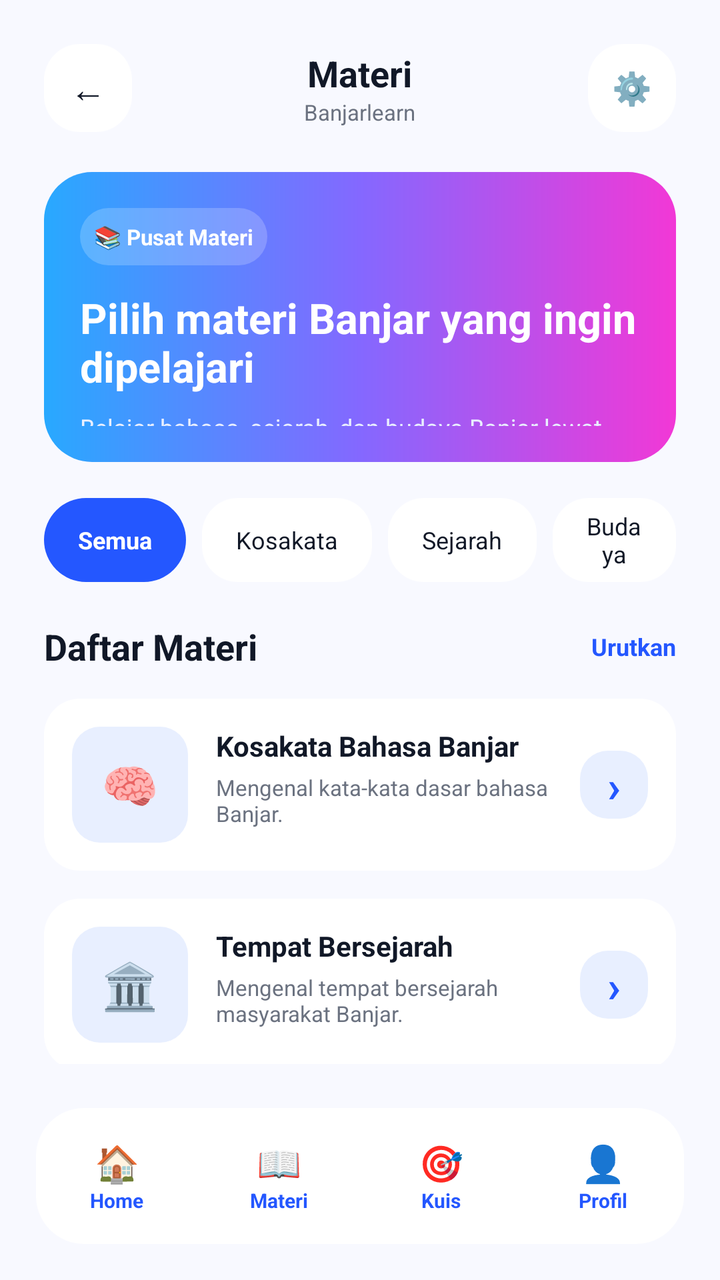
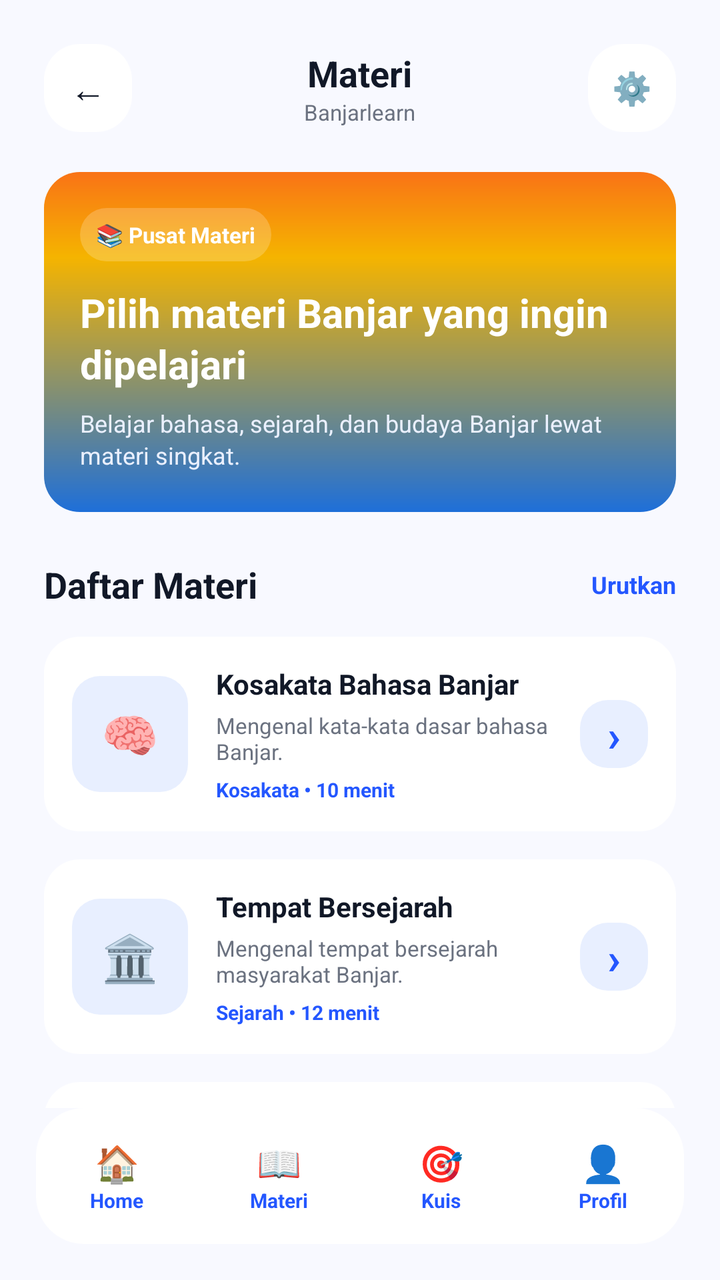

Screens rendered from an Android XML layout before and after an edit, with the pre-edit source and the edit as a unified diff.
<!-- AndroidManifest.xml: application theme Theme.Banjarlearn -->
<!-- res/layout/activity_materi.xml -->
<?xml version="1.0" encoding="utf-8"?>
<FrameLayout xmlns:android="http://schemas.android.com/apk/res/android"
    android:id="@+id/main"
    android:layout_width="match_parent"
    android:layout_height="match_parent"
    android:background="#F8F9FF">

    
    <ScrollView
        android:id="@+id/pageMateri"
        android:layout_width="match_parent"
        android:layout_height="match_parent"
        android:layout_marginBottom="86dp"
        android:padding="22dp"
        android:scrollbars="none">

        <LinearLayout
            android:layout_width="match_parent"
            android:layout_height="wrap_content"
            android:orientation="vertical">

            <LinearLayout
                android:layout_width="match_parent"
                android:layout_height="44dp"
                android:gravity="center_vertical"
                android:orientation="horizontal">

                <TextView
                    android:layout_width="44dp"
                    android:layout_height="44dp"
                    android:background="@drawable/bg_white_round"
                    android:gravity="center"
                    android:text="←"
                    android:textColor="#111827"
                    android:textSize="18sp" />

                <LinearLayout
                    android:layout_width="0dp"
                    android:layout_height="wrap_content"
                    android:layout_weight="1"
                    android:gravity="center"
                    android:orientation="vertical">

                    <TextView
                        android:layout_width="wrap_content"
                        android:layout_height="wrap_content"
                        android:text="Materi"
                        android:textColor="#111827"
                        android:textSize="18sp"
                        android:textStyle="bold" />

                    <TextView
                        android:layout_width="wrap_content"
                        android:layout_height="wrap_content"
                        android:text="Banjarlearn"
                        android:textColor="#6B7280"
                        android:textSize="11sp" />
                </LinearLayout>

                <TextView
                    android:layout_width="44dp"
                    android:layout_height="44dp"
                    android:background="@drawable/bg_white_round"
                    android:gravity="center"
                    android:text="⚙️"
                    android:textSize="16sp" />
            </LinearLayout>

            <LinearLayout
                android:layout_width="match_parent"
                android:layout_height="145dp"
                android:layout_marginTop="20dp"
                android:background="@drawable/bg_gradient_card"
                android:orientation="vertical"
                android:padding="18dp">

                <TextView
                    android:layout_width="wrap_content"
                    android:layout_height="wrap_content"
                    android:background="@drawable/bg_chip_transparent"
                    android:padding="7dp"
                    android:text="📚 Pusat Materi"
                    android:textColor="#FFFFFF"
                    android:textSize="11sp"
                    android:textStyle="bold" />

                <TextView
                    android:layout_width="280dp"
                    android:layout_height="wrap_content"
                    android:layout_marginTop="12dp"
                    android:text="Pilih materi Banjar yang ingin dipelajari"
                    android:textColor="#FFFFFF"
                    android:textSize="21sp"
                    android:textStyle="bold" />

                <TextView
                    android:layout_width="280dp"
                    android:layout_height="wrap_content"
                    android:layout_marginTop="8dp"
                    android:text="Belajar bahasa, sejarah, dan budaya Banjar lewat materi singkat."
                    android:textColor="#EAF0FF"
                    android:textSize="12sp" />
            </LinearLayout>

            <LinearLayout
                android:layout_width="match_parent"
                android:layout_height="42dp"
                android:layout_marginTop="18dp"
                android:orientation="horizontal">

                <TextView
                    android:layout_width="wrap_content"
                    android:layout_height="match_parent"
                    android:background="@drawable/bg_blue_chip"
                    android:gravity="center"
                    android:paddingStart="17dp"
                    android:paddingEnd="17dp"
                    android:text="Semua"
                    android:textColor="#FFFFFF"
                    android:textSize="12sp"
                    android:textStyle="bold" />

                <TextView
                    android:layout_width="wrap_content"
                    android:layout_height="match_parent"
                    android:layout_marginStart="8dp"
                    android:background="@drawable/bg_white_round"
                    android:gravity="center"
                    android:paddingStart="17dp"
                    android:paddingEnd="17dp"
                    android:text="Kosakata"
                    android:textColor="#111827"
                    android:textSize="12sp" />

                <TextView
                    android:layout_width="wrap_content"
                    android:layout_height="match_parent"
                    android:layout_marginStart="8dp"
                    android:background="@drawable/bg_white_round"
                    android:gravity="center"
                    android:paddingStart="17dp"
                    android:paddingEnd="17dp"
                    android:text="Sejarah"
                    android:textColor="#111827"
                    android:textSize="12sp" />

                <TextView
                    android:layout_width="wrap_content"
                    android:layout_height="match_parent"
                    android:layout_marginStart="8dp"
                    android:background="@drawable/bg_white_round"
                    android:gravity="center"
                    android:paddingStart="17dp"
                    android:paddingEnd="17dp"
                    android:text="Budaya"
                    android:textColor="#111827"
                    android:textSize="12sp" />
            </LinearLayout>

            <LinearLayout
                android:layout_width="match_parent"
                android:layout_height="wrap_content"
                android:layout_marginTop="20dp"
                android:gravity="center_vertical"
                android:orientation="horizontal">

                <TextView
                    android:layout_width="0dp"
                    android:layout_height="wrap_content"
                    android:layout_weight="1"
                    android:text="Daftar Materi"
                    android:textColor="#111827"
                    android:textSize="18sp"
                    android:textStyle="bold" />

                <TextView
                    android:layout_width="wrap_content"
                    android:layout_height="wrap_content"
                    android:text="Urutkan"
                    android:textColor="#2457FF"
                    android:textSize="12sp"
                    android:textStyle="bold" />
            </LinearLayout>

            <LinearLayout
                android:layout_width="match_parent"
                android:layout_height="86dp"
                android:layout_marginTop="14dp"
                android:background="@drawable/bg_white_round"
                android:gravity="center_vertical"
                android:orientation="horizontal"
                android:padding="14dp">

                <TextView
                    android:layout_width="58dp"
                    android:layout_height="58dp"
                    android:background="@drawable/bg_light_blue_round"
                    android:gravity="center"
                    android:text="🧠"
                    android:textSize="23sp" />

                <LinearLayout
                    android:layout_width="0dp"
                    android:layout_height="wrap_content"
                    android:layout_marginStart="14dp"
                    android:layout_weight="1"
                    android:orientation="vertical">

                    <TextView
                        android:layout_width="wrap_content"
                        android:layout_height="wrap_content"
                        android:text="Kosakata Bahasa Banjar"
                        android:textColor="#111827"
                        android:textSize="14sp"
                        android:textStyle="bold" />

                    <TextView
                        android:layout_width="wrap_content"
                        android:layout_height="wrap_content"
                        android:layout_marginTop="4dp"
                        android:text="Mengenal kata-kata dasar bahasa Banjar."
                        android:textColor="#6B7280"
                        android:textSize="11sp" />

                    <TextView
                        android:layout_width="wrap_content"
                        android:layout_height="wrap_content"
                        android:layout_marginTop="5dp"
                        android:text="Kosakata • 10 menit"
                        android:textColor="#2457FF"
                        android:textSize="10sp"
                        android:textStyle="bold" />
                </LinearLayout>

                <TextView
                    android:layout_width="34dp"
                    android:layout_height="34dp"
                    android:background="@drawable/bg_light_blue_round"
                    android:gravity="center"
                    android:text="›"
                    android:textColor="#2457FF"
                    android:textSize="22sp"
                    android:textStyle="bold" />
            </LinearLayout>

            <LinearLayout
                android:layout_width="match_parent"
                android:layout_height="86dp"
                android:layout_marginTop="14dp"
                android:background="@drawable/bg_white_round"
                android:gravity="center_vertical"
                android:orientation="horizontal"
                android:padding="14dp">

                <TextView
                    android:layout_width="58dp"
                    android:layout_height="58dp"
                    android:background="@drawable/bg_light_blue_round"
                    android:gravity="center"
                    android:text="🏛️"
                    android:textSize="23sp" />

                <LinearLayout
                    android:layout_width="0dp"
                    android:layout_height="wrap_content"
                    android:layout_marginStart="14dp"
                    android:layout_weight="1"
                    android:orientation="vertical">

                    <TextView
                        android:layout_width="wrap_content"
                        android:layout_height="wrap_content"
                        android:text="Tempat Bersejarah"
                        android:textColor="#111827"
                        android:textSize="14sp"
                        android:textStyle="bold" />

                    <TextView
                        android:layout_width="wrap_content"
                        android:layout_height="wrap_content"
                        android:layout_marginTop="4dp"
                        android:text="Mengenal tempat bersejarah masyarakat Banjar."
                        android:textColor="#6B7280"
                        android:textSize="11sp" />

                    <TextView
                        android:layout_width="wrap_content"
                        android:layout_height="wrap_content"
                        android:layout_marginTop="5dp"
                        android:text="Sejarah • 12 menit"
                        android:textColor="#2457FF"
                        android:textSize="10sp"
                        android:textStyle="bold" />
                </LinearLayout>

                <TextView
                    android:layout_width="34dp"
                    android:layout_height="34dp"
                    android:background="@drawable/bg_light_blue_round"
                    android:gravity="center"
                    android:text="›"
                    android:textColor="#2457FF"
                    android:textSize="22sp"
                    android:textStyle="bold" />
            </LinearLayout>

            <LinearLayout
                android:layout_width="match_parent"
                android:layout_height="86dp"
                android:layout_marginTop="14dp"
                android:background="@drawable/bg_white_round"
                android:gravity="center_vertical"
                android:orientation="horizontal"
                android:padding="14dp">

                <TextView
                    android:layout_width="58dp"
                    android:layout_height="58dp"
                    android:background="@drawable/bg_light_blue_round"
                    android:gravity="center"
                    android:text="🎭"
                    android:textSize="23sp" />

                <LinearLayout
                    android:layout_width="0dp"
                    android:layout_height="wrap_content"
                    android:layout_marginStart="14dp"
                    android:layout_weight="1"
                    android:orientation="vertical">

                    <TextView
                        android:layout_width="wrap_content"
                        android:layout_height="wrap_content"
                        android:text="Budaya Banjar"
                        android:textColor="#111827"
                        android:textSize="14sp"
                        android:textStyle="bold" />

                    <TextView
                        android:layout_width="wrap_content"
                        android:layout_height="wrap_content"
                        android:layout_marginTop="4dp"
                        android:text="Belajar adat, tradisi, dan kesenian Banjar."
                        android:textColor="#6B7280"
                        android:textSize="11sp" />

                    <TextView
                        android:layout_width="wrap_content"
                        android:layout_height="wrap_content"
                        android:layout_marginTop="5dp"
                        android:text="Budaya • 15 menit"
                        android:textColor="#2457FF"
                        android:textSize="10sp"
                        android:textStyle="bold" />
                </LinearLayout>

                <TextView
                    android:layout_width="34dp"
                    android:layout_height="34dp"
                    android:background="@drawable/bg_light_blue_round"
                    android:gravity="center"
                    android:text="›"
                    android:textColor="#2457FF"
                    android:textSize="22sp"
                    android:textStyle="bold" />
            </LinearLayout>
        </LinearLayout>
    </ScrollView>


    
    <LinearLayout
        android:layout_width="match_parent"
        android:layout_height="68dp"
        android:layout_gravity="bottom"
        android:layout_marginStart="18dp"
        android:layout_marginEnd="18dp"
        android:layout_marginBottom="18dp"
        android:background="@drawable/bg_bottom_nav"
        android:gravity="center"
        android:orientation="horizontal"
        android:weightSum="4">

        <LinearLayout
            android:id="@+id/navHome"
            android:layout_width="0dp"
            android:layout_height="match_parent"
            android:layout_weight="1"
            android:gravity="center"
            android:orientation="vertical">

            <TextView
                android:layout_width="wrap_content"
                android:layout_height="wrap_content"
                android:text="🏠"
                android:textSize="18sp" />

            <TextView
                android:layout_width="wrap_content"
                android:layout_height="wrap_content"
                android:text="Home"
                android:textColor="#2457FF"
                android:textSize="10sp"
                android:textStyle="bold" />
        </LinearLayout>

        <LinearLayout
            android:id="@+id/navMateri"
            android:layout_width="0dp"
            android:layout_height="match_parent"
            android:layout_weight="1"
            android:gravity="center"
            android:orientation="vertical">

            <TextView
                android:layout_width="wrap_content"
                android:layout_height="wrap_content"
                android:text="📖"
                android:textSize="18sp" />

            <TextView
                android:layout_width="wrap_content"
                android:layout_height="wrap_content"
                android:text="Materi"
                android:textColor="#2457FF"
                android:textSize="10sp"
                android:textStyle="bold" />
        </LinearLayout>

        <LinearLayout
            android:id="@+id/navKuis"
            android:layout_width="0dp"
            android:layout_height="match_parent"
            android:layout_weight="1"
            android:gravity="center"
            android:orientation="vertical">

            <TextView
                android:layout_width="wrap_content"
                android:layout_height="wrap_content"
                android:text="🎯"
                android:textSize="18sp" />

            <TextView
                android:layout_width="wrap_content"
                android:layout_height="wrap_content"
                android:text="Kuis"
                android:textColor="#2457FF"
                android:textSize="10sp"
                android:textStyle="bold" />
        </LinearLayout>

        <LinearLayout
            android:id="@+id/navProfil"
            android:layout_width="0dp"
            android:layout_height="match_parent"
            android:layout_weight="1"
            android:gravity="center"
            android:orientation="vertical">

            <TextView
                android:layout_width="wrap_content"
                android:layout_height="wrap_content"
                android:text="👤"
                android:textSize="18sp" />

            <TextView
                android:layout_width="wrap_content"
                android:layout_height="wrap_content"
                android:text="Profil"
                android:textColor="#2457FF"
                android:textSize="10sp"
                android:textStyle="bold" />
        </LinearLayout>
    </LinearLayout>

</FrameLayout>
<!-- resources referenced by this layout -->
<resources>
  <!-- drawable bg_blue_chip (drawable) -->
  <shape xmlns:android="http://schemas.android.com/apk/res/android">
      <solid android:color="#2457FF" />
      <corners android:radius="100dp" />
  </shape>
  <!-- drawable bg_bottom_nav (drawable) -->
  <shape xmlns:android="http://schemas.android.com/apk/res/android">
      <solid android:color="#FFFFFF" />
      <corners android:radius="24dp" />
  </shape>
  <!-- drawable bg_chip_transparent (drawable) -->
  <shape xmlns:android="http://schemas.android.com/apk/res/android">
      <solid android:color="#33FFFFFF" />
      <corners android:radius="100dp" />
  </shape>
  <!-- drawable bg_gradient_card (drawable) -->
  <shape xmlns:android="http://schemas.android.com/apk/res/android">
      <gradient
          android:startColor="#28A9FF"
          android:centerColor="#8468FF"
          android:endColor="#F238D6"
          android:angle="0" />
      <corners android:radius="24dp" />
  </shape>
  <!-- drawable bg_light_blue_round (drawable) -->
  <shape xmlns:android="http://schemas.android.com/apk/res/android">
      <solid android:color="#E8EFFF" />
      <corners android:radius="14dp" />
  </shape>
  <!-- drawable bg_white_round (drawable) -->
  <shape xmlns:android="http://schemas.android.com/apk/res/android">
      <solid android:color="#FFFFFF" />
      <corners android:radius="18dp" />
  </shape>
  <style name="Theme.Banjarlearn" parent="Base.Theme.Banjarlearn" />
  <style name="Base.Theme.Banjarlearn" parent="Theme.Material3.DayNight.NoActionBar">
          
          
      </style>
</resources>

<!-- the commit's change to res/layout/activity_materi.xml (unified diff, before → after) -->
@@ -11,14 +11,21 @@
         android:layout_width="match_parent"
         android:layout_height="match_parent"
         android:layout_marginBottom="86dp"
-        android:padding="22dp"
+        android:paddingStart="22dp"
+        android:paddingTop="22dp"
+        android:paddingEnd="22dp"
+        android:paddingBottom="32dp"
+        android:fillViewport="true"
+        android:clipToPadding="false"
         android:scrollbars="none">
 
         <LinearLayout
             android:layout_width="match_parent"
             android:layout_height="wrap_content"
-            android:orientation="vertical">
-
+            android:orientation="vertical"
+            android:paddingBottom="70dp">
+
+            
             <LinearLayout
                 android:layout_width="match_parent"
                 android:layout_height="44dp"
@@ -66,101 +73,57 @@
                     android:textSize="16sp" />
             </LinearLayout>
 
-            <LinearLayout
-                android:layout_width="match_parent"
-                android:layout_height="145dp"
+            
+            <LinearLayout
+                android:layout_width="match_parent"
+                android:layout_height="wrap_content"
+                android:minHeight="170dp"
                 android:layout_marginTop="20dp"
                 android:background="@drawable/bg_gradient_card"
                 android:orientation="vertical"
-                android:padding="18dp">
+                android:paddingStart="18dp"
+                android:paddingTop="18dp"
+                android:paddingEnd="18dp"
+                android:paddingBottom="18dp">
 
                 <TextView
                     android:layout_width="wrap_content"
                     android:layout_height="wrap_content"
                     android:background="@drawable/bg_chip_transparent"
-                    android:padding="7dp"
+                    android:paddingStart="8dp"
+                    android:paddingTop="6dp"
+                    android:paddingEnd="8dp"
+                    android:paddingBottom="6dp"
                     android:text="📚 Pusat Materi"
                     android:textColor="#FFFFFF"
                     android:textSize="11sp"
                     android:textStyle="bold" />
 
                 <TextView
-                    android:layout_width="280dp"
+                    android:layout_width="match_parent"
                     android:layout_height="wrap_content"
                     android:layout_marginTop="12dp"
                     android:text="Pilih materi Banjar yang ingin dipelajari"
                     android:textColor="#FFFFFF"
-                    android:textSize="21sp"
-                    android:textStyle="bold" />
-
-                <TextView
-                    android:layout_width="280dp"
+                    android:textSize="20sp"
+                    android:textStyle="bold"
+                    android:lineSpacingExtra="2dp" />
+
+                <TextView
+                    android:layout_width="match_parent"
                     android:layout_height="wrap_content"
                     android:layout_marginTop="8dp"
                     android:text="Belajar bahasa, sejarah, dan budaya Banjar lewat materi singkat."
                     android:textColor="#EAF0FF"
-                    android:textSize="12sp" />
-            </LinearLayout>
-
-            <LinearLayout
-                android:layout_width="match_parent"
-                android:layout_height="42dp"
-                android:layout_marginTop="18dp"
-                android:orientation="horizontal">
-
-                <TextView
-                    android:layout_width="wrap_content"
-                    android:layout_height="match_parent"
-                    android:background="@drawable/bg_blue_chip"
-                    android:gravity="center"
-                    android:paddingStart="17dp"
-                    android:paddingEnd="17dp"
-                    android:text="Semua"
-                    android:textColor="#FFFFFF"
                     android:textSize="12sp"
-                    android:textStyle="bold" />
-
-                <TextView
-                    android:layout_width="wrap_content"
-                    android:layout_height="match_parent"
-                    android:layout_marginStart="8dp"
-                    android:background="@drawable/bg_white_round"
-                    android:gravity="center"
-                    android:paddingStart="17dp"
-                    android:paddingEnd="17dp"
-                    android:text="Kosakata"
-                    android:textColor="#111827"
-                    android:textSize="12sp" />
-
-                <TextView
-                    android:layout_width="wrap_content"
-                    android:layout_height="match_parent"
-                    android:layout_marginStart="8dp"
-                    android:background="@drawable/bg_white_round"
-                    android:gravity="center"
-                    android:paddingStart="17dp"
-                    android:paddingEnd="17dp"
-                    android:text="Sejarah"
-                    android:textColor="#111827"
-                    android:textSize="12sp" />
-
-                <TextView
-                    android:layout_width="wrap_content"
-                    android:layout_height="match_parent"
-                    android:layout_marginStart="8dp"
-                    android:background="@drawable/bg_white_round"
-                    android:gravity="center"
-                    android:paddingStart="17dp"
-                    android:paddingEnd="17dp"
-                    android:text="Budaya"
-                    android:textColor="#111827"
-                    android:textSize="12sp" />
-            </LinearLayout>
-
-            <LinearLayout
-                android:layout_width="match_parent"
-                android:layout_height="wrap_content"
-                android:layout_marginTop="20dp"
+                    android:lineSpacingExtra="2dp" />
+            </LinearLayout>
+
+            
+            <LinearLayout
+                android:layout_width="match_parent"
+                android:layout_height="wrap_content"
+                android:layout_marginTop="24dp"
                 android:gravity="center_vertical"
                 android:orientation="horizontal">
 
@@ -182,9 +145,12 @@
                     android:textStyle="bold" />
             </LinearLayout>
 
-            <LinearLayout
-                android:layout_width="match_parent"
-                android:layout_height="86dp"
+            
+            <LinearLayout
+                android:id="@+id/cardMateriKosakata"
+                android:layout_width="match_parent"
+                android:layout_height="wrap_content"
+                android:minHeight="86dp"
                 android:layout_marginTop="14dp"
                 android:background="@drawable/bg_white_round"
                 android:gravity="center_vertical"
@@ -207,20 +173,22 @@
                     android:orientation="vertical">
 
                     <TextView
-                        android:layout_width="wrap_content"
+                        android:layout_width="match_parent"
                         android:layout_height="wrap_content"
                         android:text="Kosakata Bahasa Banjar"
                         android:textColor="#111827"
                         android:textSize="14sp"
-                        android:textStyle="bold" />
-
-                    <TextView
-                        android:layout_width="wrap_content"
+                        android:textStyle="bold"
+                        android:maxLines="1" />
+
+                    <TextView
+                        android:layout_width="match_parent"
                         android:layout_height="wrap_content"
                         android:layout_marginTop="4dp"
                         android:text="Mengenal kata-kata dasar bahasa Banjar."
                         android:textColor="#6B7280"
-                        android:textSize="11sp" />
+                        android:textSize="11sp"
+                        android:maxLines="2" />
 
                     <TextView
                         android:layout_width="wrap_content"
@@ -243,9 +211,12 @@
                     android:textStyle="bold" />
             </LinearLayout>
 
-            <LinearLayout
-                android:layout_width="match_parent"
-                android:layout_height="86dp"
+            
+            <LinearLayout
+                android:id="@+id/cardTempatBersejarah"
+                android:layout_width="match_parent"
+                android:layout_height="wrap_content"
+                android:minHeight="86dp"
                 android:layout_marginTop="14dp"
                 android:background="@drawable/bg_white_round"
                 android:gravity="center_vertical"
@@ -268,20 +239,22 @@
                     android:orientation="vertical">
 
                     <TextView
-                        android:layout_width="wrap_content"
+                        android:layout_width="match_parent"
                         android:layout_height="wrap_content"
                         android:text="Tempat Bersejarah"
                         android:textColor="#111827"
                         android:textSize="14sp"
-                        android:textStyle="bold" />
-
-                    <TextView
-                        android:layout_width="wrap_content"
+                        android:textStyle="bold"
+                        android:maxLines="1" />
+
+                    <TextView
+                        android:layout_width="match_parent"
                         android:layout_height="wrap_content"
                         android:layout_marginTop="4dp"
                         android:text="Mengenal tempat bersejarah masyarakat Banjar."
                         android:textColor="#6B7280"
-                        android:textSize="11sp" />
+                        android:textSize="11sp"
+                        android:maxLines="2" />
 
                     <TextView
                         android:layout_width="wrap_content"
@@ -304,9 +277,12 @@
                     android:textStyle="bold" />
             </LinearLayout>
 
-            <LinearLayout
-                android:layout_width="match_parent"
-                android:layout_height="86dp"
+            
+            <LinearLayout
+                android:id="@+id/cardBudayaBanjar"
+                android:layout_width="match_parent"
+                android:layout_height="wrap_content"
+                android:minHeight="86dp"
                 android:layout_marginTop="14dp"
                 android:background="@drawable/bg_white_round"
                 android:gravity="center_vertical"
@@ -329,26 +305,28 @@
                     android:orientation="vertical">
 
                     <TextView
-                        android:layout_width="wrap_content"
-                        android:layout_height="wrap_content"
-                        android:text="Budaya Banjar"
+                        android:layout_width="match_parent"
+                        android:layout_height="wrap_content"
+                        android:text="Kesenian Banjar"
                         android:textColor="#111827"
                         android:textSize="14sp"
-                        android:textStyle="bold" />
-
-                    <TextView
-                        android:layout_width="wrap_content"
+                        android:textStyle="bold"
+                        android:maxLines="1" />
+
+                    <TextView
+                        android:layout_width="match_parent"
                         android:layout_height="wrap_content"
                         android:layout_marginTop="4dp"
                         android:text="Belajar adat, tradisi, dan kesenian Banjar."
                         android:textColor="#6B7280"
-                        android:textSize="11sp" />
+                        android:textSize="11sp"
+                        android:maxLines="2" />
 
                     <TextView
                         android:layout_width="wrap_content"
                         android:layout_height="wrap_content"
                         android:layout_marginTop="5dp"
-                        android:text="Budaya • 15 menit"
+                        android:text="Kesenian • 15 menit"
                         android:textColor="#2457FF"
                         android:textSize="10sp"
                         android:textStyle="bold" />
@@ -366,7 +344,6 @@
             </LinearLayout>
         </LinearLayout>
     </ScrollView>
-
 
     
     <LinearLayout
<!-- resource entries referenced after the edit -->
@@ -1,10 +1,5 @@
 <!-- resources referenced by this layout -->
 <resources>
-  <!-- drawable bg_blue_chip (drawable) -->
-  <shape xmlns:android="http://schemas.android.com/apk/res/android">
-      <solid android:color="#2457FF" />
-      <corners android:radius="100dp" />
-  </shape>
   <!-- drawable bg_bottom_nav (drawable) -->
   <shape xmlns:android="http://schemas.android.com/apk/res/android">
       <solid android:color="#FFFFFF" />
@@ -16,13 +11,19 @@
       <corners android:radius="100dp" />
   </shape>
   <!-- drawable bg_gradient_card (drawable) -->
+  <?xml version="1.0" encoding="utf-8"?>
   <shape xmlns:android="http://schemas.android.com/apk/res/android">
+  
       <gradient
-          android:startColor="#28A9FF"
-          android:centerColor="#8468FF"
-          android:endColor="#F238D6"
-          android:angle="0" />
-      <corners android:radius="24dp" />
+          android:type="linear"
+          android:startColor="#F97316"
+          android:centerColor="#F5B400"
+          android:endColor="#1E6FD9"
+          android:angle="270"
+          android:centerY="0.25" />
+  
+      <corners android:radius="18dp" />
+  
   </shape>
   <!-- drawable bg_light_blue_round (drawable) -->
   <shape xmlns:android="http://schemas.android.com/apk/res/android">
